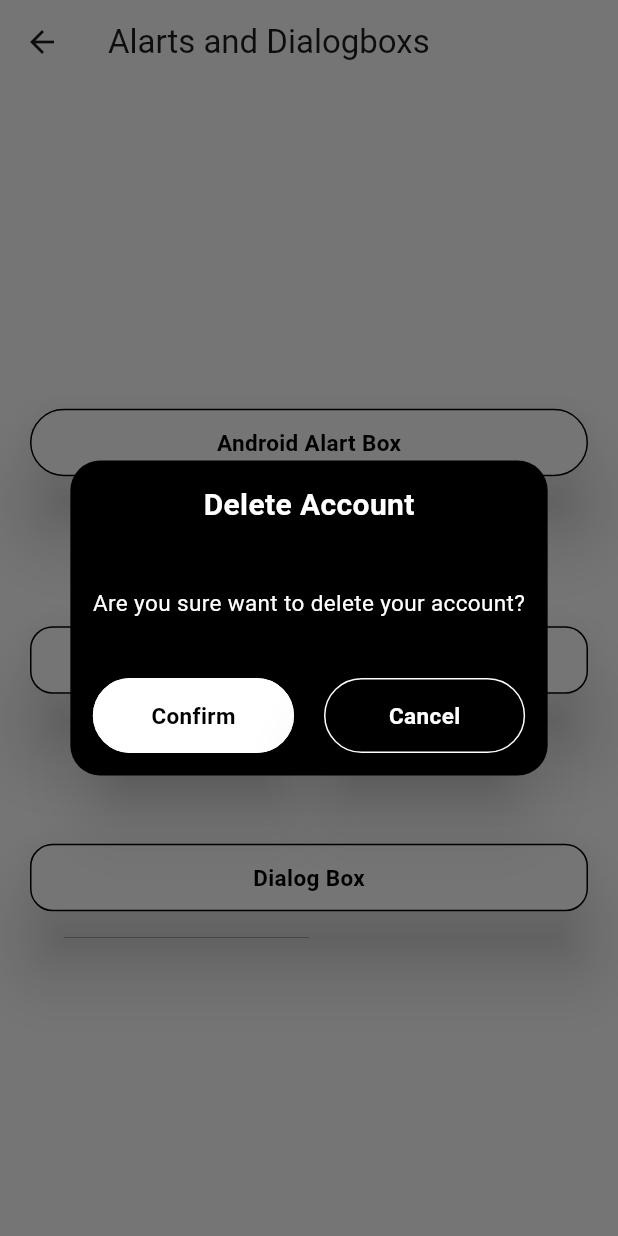
After one commit to MustafaRazaUllah/flutter-course-sep-24, a Flutter app: the AlartsDialogboxs screen opened directly, after a tap on "Dialog Box", on a phone screen of 412 x 824 dp. The commit adds this screen. Run offline on Flutter 3.47's test engine with Material 3 defaults, Android fonts, the light colour scheme and no system bars.

Commit message:
code update

```diff
--- /dev/null
+++ b/lib/Common/Button/primery_button.dart
@@ -0,0 +1,64 @@
+import 'package:flutter/material.dart';
+
+class PrimeryButton extends StatelessWidget {
+  final String title;
+  final double height;
+  final Color btnColor;
+  final Color btnBorderColor;
+  final Color textColor;
+  final double btnBorderRadius;
+  final double btnBorderWidth;
+  final double textSize;
+  final Function? onTap;
+
+  const PrimeryButton({
+    super.key,
+    required this.title,
+    this.height = 50,
+    this.btnColor = Colors.black,
+    this.btnBorderColor = Colors.black,
+    this.textColor = Colors.white,
+    this.btnBorderRadius = 100,
+    this.btnBorderWidth = 1,
+    this.textSize = 15,
+    this.onTap,
+  });
+
+  @override
+  Widget build(BuildContext context) {
+    return Material(
+      color: btnColor,
+      borderRadius: BorderRadius.circular(btnBorderRadius),
+      elevation: 20.0,
+      child: InkWell(
+        onTap: () {
+          if (onTap != null) {
+            onTap!();
+          }
+        },
+        borderRadius: BorderRadius.circular(btnBorderRadius),
+        child: Container(
+          height: height,
+          width: double.infinity,
+          decoration: BoxDecoration(
+              color: btnColor,
+              borderRadius: BorderRadius.circular(btnBorderRadius),
+              border: Border.all(
+                color: btnBorderColor,
+                width: btnBorderWidth,
+              )),
+          child: Center(
+            child: Text(
+              title,
+              style: TextStyle(
+                color: textColor,
+                fontSize: textSize,
+                fontWeight: FontWeight.w600,
+              ),
+            ),
+          ),
+        ),
+      ),
+    );
+  }
+}
--- /dev/null
+++ b/lib/Modules/Home/View/components Views/alarts_dialogboxs.dart
@@ -0,0 +1,283 @@
+import 'package:flutter/cupertino.dart';
+import 'package:flutter/material.dart';
+import 'package:sessiom3flutterproject/Common/Button/primery_button.dart';
+
+class AlartsDialogboxs extends StatelessWidget {
+  const AlartsDialogboxs({super.key});
+
+  @override
+  Widget build(BuildContext context) {
+    return Scaffold(
+      backgroundColor: Colors.white,
+      appBar: AppBar(
+        title: const Text("Alarts and Dialogboxs"),
+        backgroundColor: Colors.white,
+      ),
+      body: SizedBox.expand(
+        child: Padding(
+          padding: const EdgeInsets.symmetric(horizontal: 20.0),
+          child: Column(
+            crossAxisAlignment: CrossAxisAlignment.center,
+            mainAxisAlignment: MainAxisAlignment.center,
+            children: [
+              PrimeryButton(
+                height: 45,
+                title: 'Android Alart Box',
+                btnColor: Colors.white,
+                textColor: Colors.black,
+                btnBorderRadius: 100,
+                onTap: () {
+                  _showMyDialogAndroid(context);
+                },
+              ),
+              const SizedBox(height: 100),
+              PrimeryButton(
+                height: 45,
+                title: 'iOS Alart Box',
+                btnColor: Colors.white,
+                textColor: Colors.black,
+                btnBorderRadius: 15,
+                onTap: () {
+                  _showMyDialogiOS(context);
+                },
+              ),
+              const SizedBox(height: 100),
+              PrimeryButton(
+                height: 45,
+                title: 'Dialog Box',
+                btnColor: Colors.white,
+                textColor: Colors.black,
+                btnBorderRadius: 15,
+                onTap: () {
+                  _showMyDialogCustom(context);
+                },
+              ),
+            ],
+          ),
+        ),
+      ),
+    );
+  }
+
+  Future<void> _showMyDialogAndroid(
+    BuildContext context,
+  ) async {
+    return showDialog<void>(
+      context: context,
+      barrierDismissible: true, // user must tap button!
+      builder: (BuildContext context) {
+        return AlertDialog(
+          title: const Text('AlertDialog Title'),
+          content: const SingleChildScrollView(
+            child: ListBody(
+              children: <Widget>[
+                Text('This is a demo alert dialog.'),
+                Text('Would you like to approve of this message?'),
+              ],
+            ),
+          ),
+          actions: <Widget>[
+            TextButton(
+              child: const Text('yes'),
+              onPressed: () {
+                Navigator.of(context).pop();
+              },
+            ),
+            TextButton(
+              child: const Text('no'),
+              onPressed: () {
+                Navigator.of(context).pop();
+              },
+            ),
+          ],
+        );
+      },
+    );
+  }
+
+  Future<void> _showMyDialogiOS(
+    BuildContext context,
+  ) async {
+    return showDialog<void>(
+      context: context,
+      barrierDismissible: true, // user must tap button!
+      builder: (BuildContext context) {
+        return CupertinoAlertDialog(
+          title: const Text('AlertDialog Title'),
+          content: const SingleChildScrollView(
+            child: ListBody(
+              children: <Widget>[
+                Text('This is a demo alert dialog.'),
+                Text('Would you like to approve of this message?'),
+              ],
+            ),
+          ),
+          actions: <Widget>[
+            TextButton(
+              child: const Text('yes'),
+              onPressed: () {
+                Navigator.of(context).pop();
+              },
+            ),
+            TextButton(
+              child: const Text('no'),
+              onPressed: () {
+                Navigator.of(context).pop();
+              },
+            ),
+          ],
+        );
+      },
+    );
+  }
+
+  Future<void> _showMyDialogCustom(BuildContext context) async {
+    return showDialog<void>(
+      context: context,
+      barrierDismissible: true,
+      builder: (BuildContext context) {
+        return AlertDialog(
+          shape: RoundedRectangleBorder(
+            borderRadius: BorderRadius.circular(20),
+          ),
+          backgroundColor: Colors.black,
+          contentPadding: const EdgeInsets.all(15),
+          content: SingleChildScrollView(
+            child: Column(
+              mainAxisSize:
+                  MainAxisSize.min, // Set to min to wrap content height
+              children: [
+                const Text(
+                  "Delete Account",
+                  style: TextStyle(
+                    decoration: TextDecoration.none,
+                    color: Colors.white,
+                    fontSize: 20,
+                    fontWeight: FontWeight.w600,
+                  ),
+                ),
+                const SizedBox(height: 40),
+                const Text(
+                  "Are you sure want to delete your account?",
+                  textAlign: TextAlign.center,
+                  style: TextStyle(
+                    decoration: TextDecoration.none,
+                    color: Colors.white,
+                    fontSize: 15,
+                    fontWeight: FontWeight.w400,
+                  ),
+                ),
+                const SizedBox(height: 40),
+                Row(
+                  children: [
+                    Expanded(
+                      child: PrimeryButton(
+                        title: "Confirm",
+                        btnColor: Colors.white,
+                        btnBorderColor: Colors.white,
+                        textColor: Colors.black,
+                        onTap: () {
+                          Navigator.pop(context);
+                        },
+                      ),
+                    ),
+                    const SizedBox(width: 20),
+                    Expanded(
+                      child: PrimeryButton(
+                        title: "Cancel",
+                        btnColor: Colors.black,
+                        btnBorderColor: Colors.white,
+                        textColor: Colors.white,
+                        onTap: () {
+                          Navigator.pop(context);
+                        },
+                      ),
+                    ),
+                  ],
+                ),
+              ],
+            ),
+          ),
+        );
+      },
+    );
+  }
+
+  // Future<void> _showMyDialogCustom(
+  //   BuildContext context,
+  // ) async {
+  //   return showDialog<void>(
+  //     context: context,
+  //     barrierDismissible: true, // user must tap button!
+  //     builder: (BuildContext context) {
+  //       return Container(
+  //         // height: 200,
+  //         width: double.infinity,
+  //         decoration: BoxDecoration(
+  //           borderRadius: BorderRadius.circular(20),
+  //           color: Colors.black,
+  //         ),
+  //         padding: const EdgeInsets.all(15),
+  //         child: SingleChildScrollView(
+  //           child: Column(
+  //             mainAxisSize: MainAxisSize.max,
+
+  //             // mainAxisAlignment: MainAxisAlignment.center,
+  //             // crossAxisAlignment: CrossAxisAlignment.center,
+  //             children: [
+  //               const Text(
+  //                 "Delete Account",
+  //                 style: TextStyle(
+  //                   decoration: TextDecoration.none,
+  //                   color: Colors.white,
+  //                   fontSize: 20,
+  //                   fontWeight: FontWeight.w600,
+  //                 ),
+  //               ),
+  //               const SizedBox(height: 40),
+  //               const Text(
+  //                 "Are you sure want to delete your account?",
+  //                 textAlign: TextAlign.center,
+  //                 style: TextStyle(
+  //                   decoration: TextDecoration.none,
+  //                   color: Colors.white,
+  //                   fontSize: 15,
+  //                   fontWeight: FontWeight.w400,
+  //                 ),
+  //               ),
+  //               const SizedBox(height: 40),
+  //               Row(
+  //                 children: [
+  //                   Expanded(
+  //                     child: PrimeryButton(
+  //                       title: "Confirm",
+  //                       btnColor: Colors.white,
+  //                       btnBorderColor: Colors.white,
+  //                       textColor: Colors.black,
+  //                       onTap: () {
+  //                         Navigator.pop(context);
+  //                       },
+  //                     ),
+  //                   ),
+  //                   const SizedBox(width: 20),
+  //                   Expanded(
+  //                     child: PrimeryButton(
+  //                       title: "Cancel",
+  //                       btnColor: Colors.black,
+  //                       btnBorderColor: Colors.white,
+  //                       textColor: Colors.white,
+  //                       onTap: () {
+  //                         Navigator.pop(context);
+  //                       },
+  //                     ),
+  //                   ),
+  //                 ],
+  //               )
+  //             ],
+  //           ),
+  //         ),
+  //       );
+  //     },
+  //   );
+  // }
+}
```
Also changed, not shown: lib/Modules/Home/View/home.dart (+15 -0 lines).
